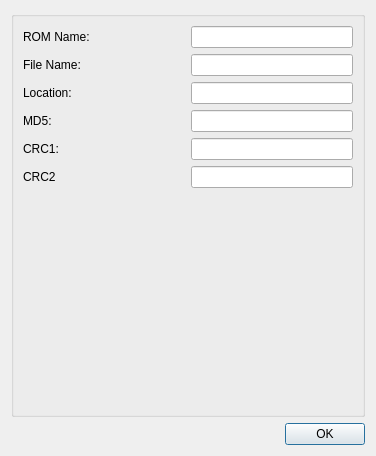
Before: the Qt Designer form Source/RMG/UserInterface/Dialog/RomInfoDialog.ui in Rosalie241/RMG, drawn with Qt 5.
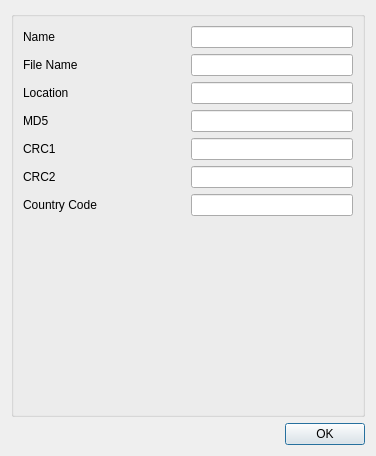
After: the same form once the commit is applied.

What changed in the file:
```diff
--- a/Source/RMG/UserInterface/Dialog/RomInfoDialog.ui
+++ b/Source/RMG/UserInterface/Dialog/RomInfoDialog.ui
@@ -31,7 +31,7 @@
            </sizepolicy>
           </property>
           <property name="text">
-           <string>ROM Name:</string>
+           <string>Name</string>
           </property>
          </widget>
         </item>
@@ -64,7 +64,7 @@
            </sizepolicy>
           </property>
           <property name="text">
-           <string>File Name:</string>
+           <string>File Name</string>
           </property>
          </widget>
         </item>
@@ -97,7 +97,7 @@
            </sizepolicy>
           </property>
           <property name="text">
-           <string>Location:</string>
+           <string>Location</string>
           </property>
          </widget>
         </item>
@@ -124,7 +124,7 @@
         <item>
          <widget class="QLabel" name="label_4">
           <property name="text">
-           <string>MD5:</string>
+           <string>MD5</string>
           </property>
          </widget>
         </item>
@@ -151,7 +151,7 @@
         <item>
          <widget class="QLabel" name="label_5">
           <property name="text">
-           <string>CRC1:</string>
+           <string>CRC1</string>
           </property>
          </widget>
         </item>
@@ -194,6 +194,30 @@
         </item>
        </layout>
       </item>
+      <item>
+       <layout class="QHBoxLayout" name="horizontalLayout_7">
+        <item>
+         <widget class="QLabel" name="label_7">
+          <property name="text">
+           <string>Country Code</string>
+          </property>
+         </widget>
+        </item>
+        <item>
+         <widget class="QLineEdit" name="countryCodeLineEdit">
+          <property name="sizePolicy">
+           <sizepolicy hsizetype="Minimum" vsizetype="Fixed">
+            <horstretch>0</horstretch>
+            <verstretch>0</verstretch>
+           </sizepolicy>
+          </property>
+          <property name="readOnly">
+           <bool>true</bool>
+          </property>
+         </widget>
+        </item>
+       </layout>
+      </item>
       <item>
        <spacer name="verticalSpacer">
         <property name="orientation">
```
